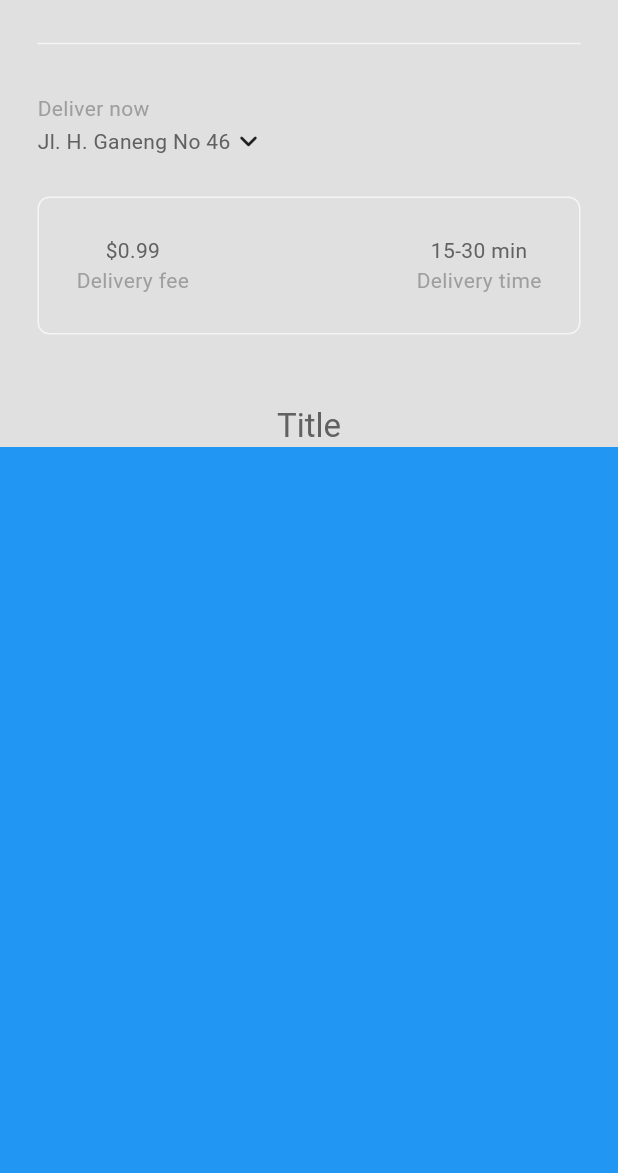
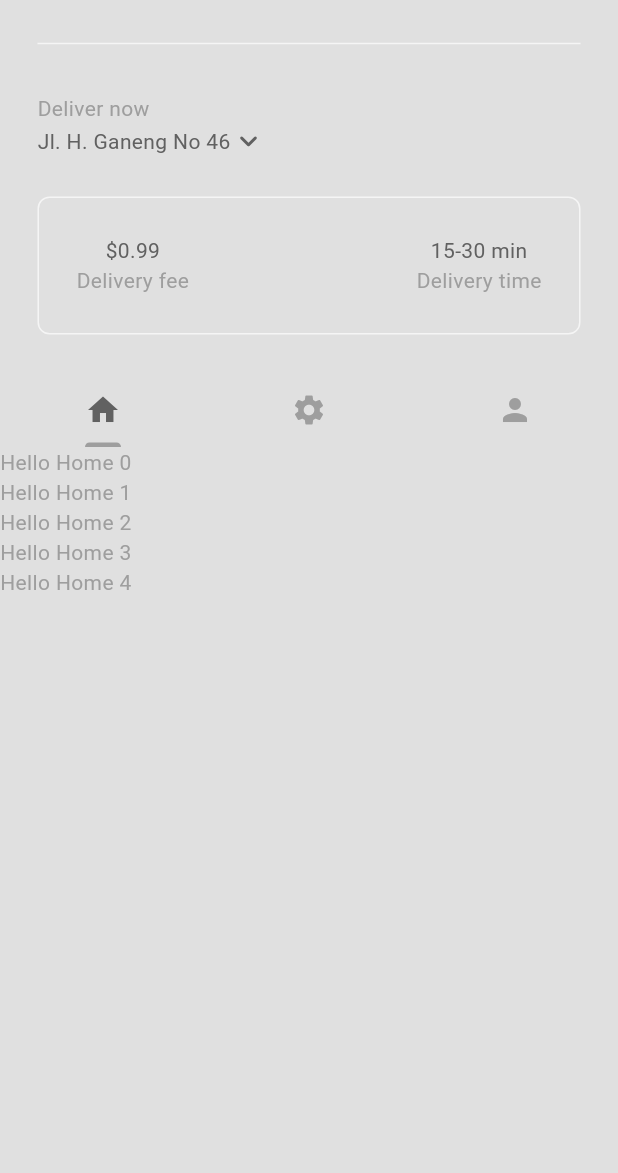
Before and after one commit to yossularko/food_delivery, a Flutter app: the HomePage screen opened directly, on a phone screen of 412 x 824 dp, the part 63-1236 px from its top. Run offline on Flutter 3.47's test engine with Material 3 defaults, Android fonts, the phone set to English and light mode, and no system bars.

Commit message:
add: tab bar

```diff
--- a/lib/components/my_current_location.dart
+++ b/lib/components/my_current_location.dart
@@ -44,7 +44,10 @@ class MyCurrentLocation extends StatelessWidget {
                   "Jl. H. Ganeng No 46",
                   style: TextStyle(color: colorScheme.inversePrimary),
                 ),
-                const Icon(Icons.keyboard_arrow_down_rounded)
+                Icon(
+                  Icons.keyboard_arrow_down_rounded,
+                  color: colorScheme.inversePrimary,
+                )
               ],
             ),
           )
--- /dev/null
+++ b/lib/components/my_tab_bar.dart
@@ -0,0 +1,31 @@
+import 'package:flutter/material.dart';
+
+class MyTabBar extends StatelessWidget {
+  final TabController tabController;
+
+  const MyTabBar({super.key, required this.tabController});
+
+  @override
+  Widget build(BuildContext context) {
+    ColorScheme colorScheme = Theme.of(context).colorScheme;
+    return Container(
+      child: TabBar(
+        controller: tabController,
+        dividerColor: colorScheme.surface,
+        labelColor: colorScheme.inversePrimary,
+        unselectedLabelColor: colorScheme.primary,
+        tabs: const [
+          Tab(
+            icon: Icon(Icons.home),
+          ),
+          Tab(
+            icon: Icon(Icons.settings),
+          ),
+          Tab(
+            icon: Icon(Icons.person),
+          ),
+        ],
+      ),
+    );
+  }
+}
--- a/lib/pages/home_page.dart
+++ b/lib/pages/home_page.dart
@@ -3,6 +3,7 @@ import 'package:food_delivery/components/my_current_location.dart';
 import 'package:food_delivery/components/my_description_box.dart';
 import 'package:food_delivery/components/my_drawer.dart';
 import 'package:food_delivery/components/my_silver_app_bar.dart';
+import 'package:food_delivery/components/my_tab_bar.dart';
 
 class HomePage extends StatefulWidget {
   const HomePage({super.key});
@@ -11,7 +12,22 @@ class HomePage extends StatefulWidget {
   State<HomePage> createState() => _HomePageState();
 }
 
-class _HomePageState extends State<HomePage> {
+class _HomePageState extends State<HomePage>
+    with SingleTickerProviderStateMixin {
+  late TabController _tabController;
+
+  @override
+  void initState() {
+    super.initState();
+    _tabController = TabController(length: 3, vsync: this);
+  }
+
+  @override
+  void dispose() {
+    _tabController.dispose();
+    super.dispose();
+  }
+
   @override
   Widget build(BuildContext context) {
     ColorScheme colorScheme = Theme.of(context).colorScheme;
@@ -22,8 +38,7 @@ class _HomePageState extends State<HomePage> {
       body: NestedScrollView(
         headerSliverBuilder: (context, innerBoxIsScrolled) => [
           MySilverAppBar(
-              title: Text("Title",
-                  style: TextStyle(color: colorScheme.inversePrimary)),
+              title: MyTabBar(tabController: _tabController),
               child: Column(
                 mainAxisAlignment: MainAxisAlignment.end,
                 crossAxisAlignment: CrossAxisAlignment.start,
@@ -38,8 +53,31 @@ class _HomePageState extends State<HomePage> {
                 ],
               )),
         ],
-        body: Container(
-          color: Colors.blue,
+        body: TabBarView(
+          controller: _tabController,
+          children: [
+            ListView.builder(
+              itemCount: 5,
+              itemBuilder: (context, index) => Text(
+                "Hello Home $index",
+                style: TextStyle(color: colorScheme.primary),
+              ),
+            ),
+            ListView.builder(
+              itemCount: 5,
+              itemBuilder: (context, index) => Text(
+                "Hello Settings $index",
+                style: TextStyle(color: colorScheme.primary),
+              ),
+            ),
+            ListView.builder(
+              itemCount: 5,
+              itemBuilder: (context, index) => Text(
+                "Hello Person $index",
+                style: TextStyle(color: colorScheme.primary),
+              ),
+            ),
+          ],
         ),
       ),
     );
```
